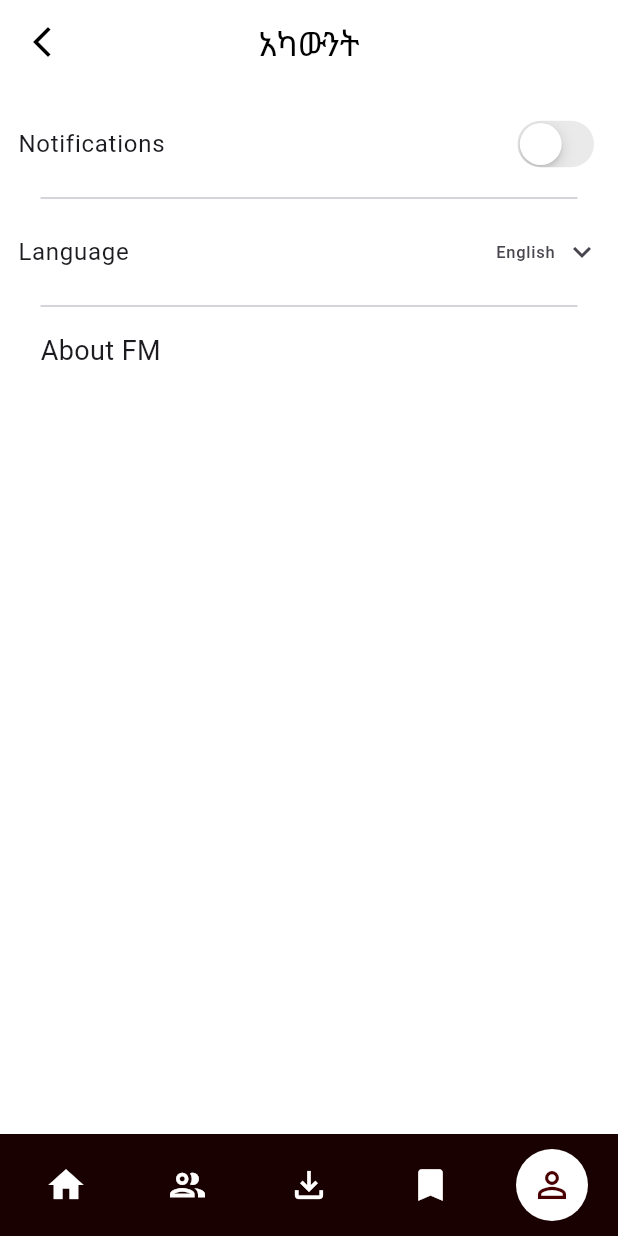
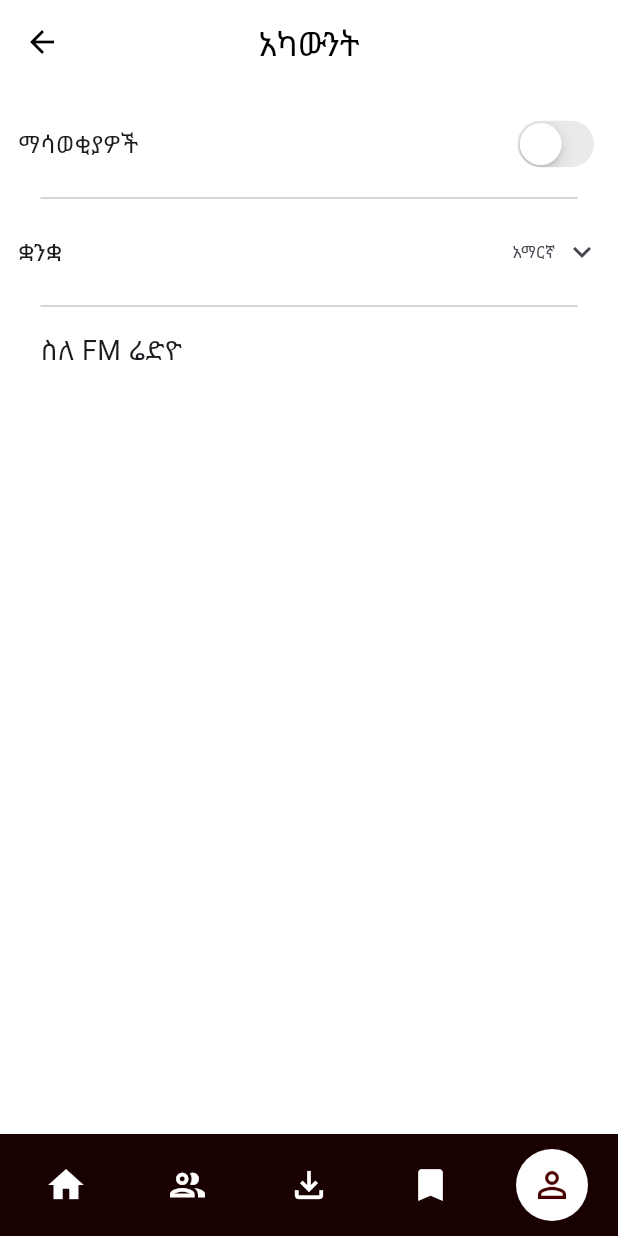
Before and after one commit to nathnael19/fm_radio, a Flutter app: the screen it shows after launch, item 5 of the bottom bar chosen, on a phone screen of 412 x 824 dp. Run offline on Flutter 3.47's test engine with Material 3 defaults, Android fonts, the phone set to English and light mode, and no system bars; our stand-ins replace audioplayers, flutter_screenutil, font_awesome_flutter, google_fonts, smooth_page_indicator.

Commit message:
updating the language part one

```diff
--- a/lib/Profile/profile_page.dart
+++ b/lib/Profile/profile_page.dart
@@ -1,9 +1,11 @@
-import 'package:ethio_fm_radio/bottom_navigation.dart';
 import 'package:flutter/cupertino.dart';
 import 'package:flutter/material.dart';
+import 'package:ethio_fm_radio/l10n/app_localizations.dart';
 
 class ProfilePage extends StatefulWidget {
-  const ProfilePage({super.key});
+  final void Function(Locale)? onLocaleChange;
+
+  const ProfilePage({super.key, this.onLocaleChange});
 
   @override
   State<ProfilePage> createState() => _ProfilePageState();
@@ -11,24 +13,18 @@ class ProfilePage extends StatefulWidget {
 
 class _ProfilePageState extends State<ProfilePage> {
   bool _switchValue = false;
-  String _selectedLanguage = "English";
+  String _selectedLanguage = "አማርኛ";
   bool _showLanguageOptions = false;
 
   @override
   Widget build(BuildContext context) {
+    final local = AppLocalizations.of(context)!;
+
     return Scaffold(
       backgroundColor: Colors.white,
       appBar: AppBar(
-        leading: IconButton(
-          onPressed: () {
-            Navigator.push(
-              context,
-              MaterialPageRoute(builder: (context) => MyBottomNavigation()),
-            );
-          },
-          icon: const Icon(Icons.arrow_back_ios_new),
-        ),
-        title: const Text("አካውንት"),
+        leading: BackButton(),
+        title: Text(local.profile_page_title),
         centerTitle: true,
       ),
       body: Padding(
@@ -36,12 +32,12 @@ class _ProfilePageState extends State<ProfilePage> {
         child: Column(
           crossAxisAlignment: CrossAxisAlignment.start,
           children: [
-            // Notifications toggle
+            // Notifications
             ListTile(
               contentPadding: EdgeInsets.zero,
-              title: const Text("Notifications"),
+              title: Text(local.profile_page_notification),
               trailing: CupertinoSwitch(
-                activeTrackColor: Color(0xff80011F),
+                activeTrackColor: const Color(0xff80011F),
                 value: _switchValue,
                 onChanged: (v) {
                   setState(() {
@@ -52,7 +48,7 @@ class _ProfilePageState extends State<ProfilePage> {
             ),
             const Divider(indent: 15, endIndent: 15),
 
-            // Language dropdown
+            // Language selector
             GestureDetector(
               onTap: () {
                 setState(() {
@@ -61,7 +57,7 @@ class _ProfilePageState extends State<ProfilePage> {
               },
               child: ListTile(
                 contentPadding: EdgeInsets.zero,
-                title: const Text("Language"),
+                title: Text(local.profile_page_language),
                 trailing: Row(
                   mainAxisSize: MainAxisSize.min,
                   children: [
@@ -80,7 +76,6 @@ class _ProfilePageState extends State<ProfilePage> {
               ),
             ),
 
-            // Language list
             AnimatedCrossFade(
               duration: const Duration(milliseconds: 200),
               firstChild: const SizedBox.shrink(),
@@ -93,18 +88,20 @@ class _ProfilePageState extends State<ProfilePage> {
                       label: "English",
                       onTap: () {
                         setState(() {
-                          _selectedLanguage = "English";
+                          _selectedLanguage = local.english;
                           _showLanguageOptions = false;
                         });
+                        widget.onLocaleChange?.call(const Locale('en'));
                       },
                     ),
                     LanguageOption(
                       label: "አማርኛ",
                       onTap: () {
                         setState(() {
-                          _selectedLanguage = "አማርኛ";
+                          _selectedLanguage = local.amhric;
                           _showLanguageOptions = false;
                         });
+                        widget.onLocaleChange?.call(const Locale('am'));
                       },
                     ),
                   ],
@@ -117,9 +114,15 @@ class _ProfilePageState extends State<ProfilePage> {
 
             const Divider(indent: 15, endIndent: 15),
 
-            const Padding(
-              padding: EdgeInsets.symmetric(horizontal: 15.0, vertical: 8),
-              child: Text("About FM", style: TextStyle(fontSize: 18)),
+            Padding(
+              padding: const EdgeInsets.symmetric(
+                horizontal: 15.0,
+                vertical: 8,
+              ),
+              child: Text(
+                local.profile_page_about,
+                style: const TextStyle(fontSize: 18),
+              ),
             ),
           ],
         ),
@@ -139,7 +142,7 @@ class LanguageOption extends StatelessWidget {
     return ListTile(
       title: Text(label),
       onTap: onTap,
-      contentPadding: EdgeInsets.symmetric(horizontal: 0),
+      contentPadding: const EdgeInsets.symmetric(horizontal: 0),
     );
   }
 }
--- a/lib/bottom_navigation.dart
+++ b/lib/bottom_navigation.dart
@@ -6,7 +6,9 @@ import 'package:ethio_fm_radio/Saved/saved_page.dart';
 import 'package:flutter/material.dart';
 
 class MyBottomNavigation extends StatefulWidget {
-  const MyBottomNavigation({super.key});
+  final void Function(Locale)? onLocaleChange;
+
+  const MyBottomNavigation({super.key, this.onLocaleChange});
 
   @override
   State<MyBottomNavigation> createState() => _MyBottomNavigationState();
@@ -23,20 +25,27 @@ class _MyBottomNavigationState extends State<MyBottomNavigation> {
     Icons.person_outline,
   ];
 
-  List pages = [
-    HomePage(),
-    GroupPage(),
-    DownloadPage(),
-    SavedPage(),
-    ProfilePage(),
-  ];
+  late final List<Widget> _pages;
+
+  @override
+  void initState() {
+    super.initState();
+    _pages = [
+      const HomePage(),
+      const GroupPage(),
+      const DownloadPage(),
+      const SavedPage(),
+      ProfilePage(onLocaleChange: widget.onLocaleChange), // ✅ inject callback
+    ];
+  }
+
   @override
   Widget build(BuildContext context) {
     return Scaffold(
-      body: pages[_selectedIndex],
+      body: _pages[_selectedIndex],
       bottomNavigationBar: Container(
-        padding: EdgeInsets.symmetric(horizontal: 20, vertical: 10),
-        decoration: BoxDecoration(color: Color(0xff1A0101)),
+        padding: const EdgeInsets.symmetric(horizontal: 20, vertical: 10),
+        decoration: const BoxDecoration(color: Color(0xff1A0101)),
         child: Row(
           mainAxisAlignment: MainAxisAlignment.spaceBetween,
           children: List.generate(_icons.length, (index) {
@@ -48,15 +57,15 @@ class _MyBottomNavigationState extends State<MyBottomNavigation> {
                 });
               },
               child: AnimatedContainer(
-                duration: Duration(milliseconds: 250),
-                padding: EdgeInsets.all(10),
+                duration: const Duration(milliseconds: 250),
+                padding: const EdgeInsets.all(10),
                 decoration: BoxDecoration(
                   color: isSelected ? Colors.white : Colors.transparent,
                   shape: BoxShape.circle,
                 ),
                 child: Icon(
                   _icons[index],
-                  color: isSelected ? Color(0xff4A0000) : Colors.white,
+                  color: isSelected ? const Color(0xff4A0000) : Colors.white,
                   size: 28,
                 ),
               ),
--- a/lib/l10n/app_localizations.dart
+++ b/lib/l10n/app_localizations.dart
@@ -98,89 +98,161 @@ abstract class AppLocalizations {
     Locale('en'),
   ];
 
-  /// No description provided for @appTitle.
+  /// No description provided for @home_page_live_page_first_tab_bar.
   ///
   /// In en, this message translates to:
-  /// **'Ethio FM Radio'**
-  String get appTitle;
+  /// **'Live'**
+  String get home_page_live_page_first_tab_bar;
 
-  /// No description provided for @play.
+  /// No description provided for @home_page_live_page_second_tab_bar.
   ///
   /// In en, this message translates to:
-  /// **'Play'**
-  String get play;
+  /// **'News'**
+  String get home_page_live_page_second_tab_bar;
 
-  /// No description provided for @pause.
+  /// No description provided for @home_page_live_page_third_tab_bar.
   ///
   /// In en, this message translates to:
-  /// **'Pause'**
-  String get pause;
+  /// **'Podcasts'**
+  String get home_page_live_page_third_tab_bar;
 
-  /// No description provided for @liveRadio.
+  /// No description provided for @home_page_live_page_bottom_tabbar_one.
   ///
   /// In en, this message translates to:
-  /// **'Live Radio'**
-  String get liveRadio;
+  /// **'Recent Live'**
+  String get home_page_live_page_bottom_tabbar_one;
 
-  /// No description provided for @downloads.
+  /// No description provided for @home_page_live_page_bottom_tabbar_two.
   ///
   /// In en, this message translates to:
-  /// **'Downloads'**
-  String get downloads;
+  /// **'Currency'**
+  String get home_page_live_page_bottom_tabbar_two;
 
-  /// No description provided for @noDownloads.
+  /// No description provided for @home_page_live_page_bottom_tabbar_three.
   ///
   /// In en, this message translates to:
-  /// **'No downloads available'**
-  String get noDownloads;
+  /// **'Weather'**
+  String get home_page_live_page_bottom_tabbar_three;
 
-  /// No description provided for @downloadNow.
+  /// No description provided for @home_page_live_page_bottom_tabbar_four.
   ///
   /// In en, this message translates to:
-  /// **'Download now'**
-  String get downloadNow;
+  /// **'Today\'s Programs'**
+  String get home_page_live_page_bottom_tabbar_four;
 
-  /// No description provided for @podcastTitle.
+  /// No description provided for @home_page_news_page_open_all.
   ///
   /// In en, this message translates to:
-  /// **'Podcast Details'**
-  String get podcastTitle;
+  /// **'Open All'**
+  String get home_page_news_page_open_all;
 
-  /// No description provided for @duration.
+  /// No description provided for @profile_page_title.
   ///
   /// In en, this message translates to:
-  /// **'Duration'**
-  String get duration;
+  /// **'Account'**
+  String get profile_page_title;
 
-  /// No description provided for @author.
+  /// No description provided for @profile_page_notification.
   ///
   /// In en, this message translates to:
-  /// **'Author'**
-  String get author;
+  /// **'Notifications'**
+  String get profile_page_notification;
 
-  /// No description provided for @listenNow.
+  /// No description provided for @profile_page_language.
   ///
   /// In en, this message translates to:
-  /// **'Listen Now'**
-  String get listenNow;
+  /// **'Language'**
+  String get profile_page_language;
+
+  /// No description provided for @profile_page_about.
+  ///
+  /// In en, this message translates to:
+  /// **'About FM Radio'**
+  String get profile_page_about;
+
+  /// No description provided for @saved_page_title.
+  ///
+  /// In en, this message translates to:
+  /// **'Collections'**
+  String get saved_page_title;
+
+  /// No description provided for @saved_page_no_saved.
+  ///
+  /// In en, this message translates to:
+  /// **'No saved files'**
+  String get saved_page_no_saved;
+
+  /// No description provided for @donwload_page_title.
+  ///
+  /// In en, this message translates to:
+  /// **'Downloaded Files'**
+  String get donwload_page_title;
+
+  /// No description provided for @donwload_page_no_downloads.
+  ///
+  /// In en, this message translates to:
+  /// **'No downloaded files'**
+  String get donwload_page_no_downloads;
+
+  /// No description provided for @group_page_title.
+  ///
+  /// In en, this message translates to:
+  /// **'Groups'**
+  String get group_page_title;
+
+  /// No description provided for @group_page_no_groups.
+  ///
+  /// In en, this message translates to:
+  /// **'No groups available'**
+  String get group_page_no_groups;
+
+  /// No description provided for @group_page_search_hint.
+  ///
+  /// In en, this message translates to:
+  /// **'Group Name'**
+  String get group_page_search_hint;
+
+  /// No description provided for @group_page_my_groups.
+  ///
+  /// In en, this message translates to:
+  /// **'My Groups'**
+  String get group_page_my_groups;
+
+  /// No description provided for @group_page_explore_groups.
+  ///
+  /// In en, this message translates to:
+  /// **'Explore Groups'**
+  String get group_page_explore_groups;
+
+  /// No description provided for @group_page_search.
+  ///
+  /// In en, this message translates to:
+  /// **'Search'**
+  String get group_page_search;
+
+  /// No description provided for @group_page_members.
+  ///
+  /// In en, this message translates to:
+  /// **'Members'**
+  String get group_page_members;
+
+  /// No description provided for @group_page_join_text.
+  ///
+  /// In en, this message translates to:
+  /// **'Join'**
+  String get group_page_join_text;
+
+  /// No description provided for @amhric.
+  ///
+  /// In en, this message translates to:
+  /// **'አማርኛ'**
+  String get amhric;
 
   /// No description provided for @english.
   ///
   /// In en, this message translates to:
   /// **'English'**
   String get english;
-
-  /// No description provided for @amharic.
-  ///
-  /// In en, this message translates to:
-  /// **'Amharic'**
-  String get amharic;
-
-  /// No description provided for @changeLanguage.
-  ///
-  /// In en, this message translates to:
-  /// **'Change Language'**
-  String get changeLanguage;
 }
 
 class _AppLocalizationsDelegate
--- a/lib/main.dart
+++ b/lib/main.dart
@@ -1,9 +1,9 @@
-import 'package:ethio_fm_radio/bottom_navigation.dart';
-import 'package:ethio_fm_radio/l10n/app_localizations.dart';
 import 'package:flutter/material.dart';
+import 'package:flutter_localizations/flutter_localizations.dart';
 import 'package:flutter_screenutil/flutter_screenutil.dart';
 import 'package:ethio_fm_radio/theme/theme_data.dart';
-import 'package:flutter_localizations/flutter_localizations.dart';
+import 'package:ethio_fm_radio/l10n/app_localizations.dart';
+import 'package:ethio_fm_radio/bottom_navigation.dart';
 
 void main() {
   runApp(const MyApp());
@@ -17,6 +17,14 @@ class MyApp extends StatefulWidget {
 }
 
 class _MyAppState extends State<MyApp> {
+  Locale _locale = const Locale('am'); // default
+
+  void _setLocale(Locale locale) {
+    setState(() {
+      _locale = locale;
+    });
+  }
+
   @override
   Widget build(BuildContext context) {
     return ScreenUtilInit(
@@ -27,14 +35,12 @@ class _MyAppState extends State<MyApp> {
         return MaterialApp(
           theme: myThemeData,
           debugShowCheckedModeBanner: false,
-          home: child,
-
           localizationsDelegates: AppLocalizations.localizationsDelegates,
           supportedLocales: AppLocalizations.supportedLocales,
-          locale: Locale('am', ''), // Set the default locale to Amharic
+          locale: _locale,
+          home: MyBottomNavigation(onLocaleChange: _setLocale),
         );
       },
-      child: const MyBottomNavigation(),
     );
   }
 }
```
Also changed, not shown: lib/Home/Live/home_page.dart (+12 -3 lines), lib/Home/components/live_tabbar.dart (+8 -7 lines), lib/l10n/app_am.arb (+73 -17 lines), lib/l10n/app_en.arb (+69 -14 lines), lib/l10n/app_localizations_am.dart (+50 -14 lines), lib/l10n/app_localizations_en.dart (+53 -17 lines).
